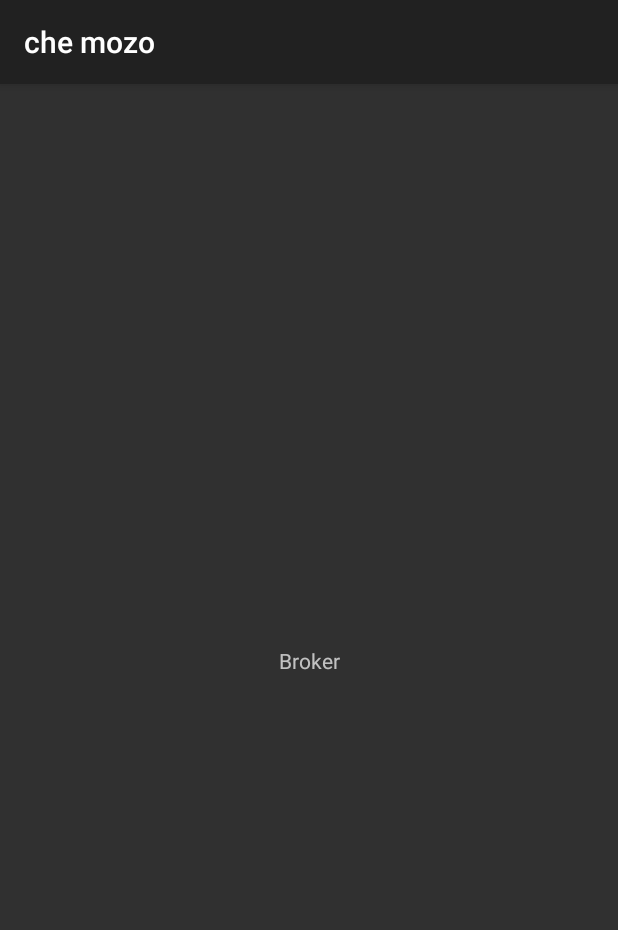
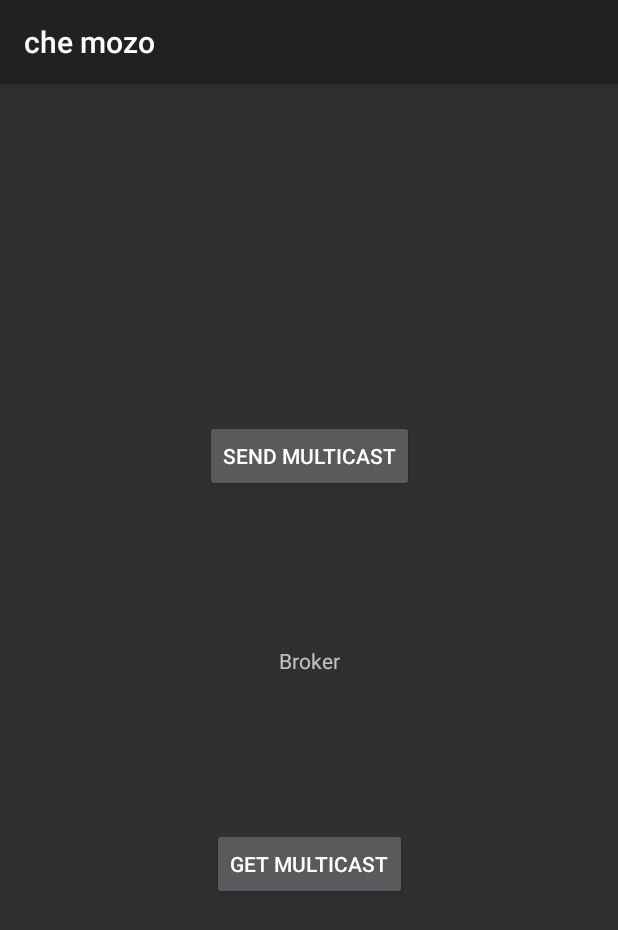
Before and after one commit to diegoginko/CheMozo, an Android app built with Jetpack Compose: the BrokerActivity screen opened directly, with no data from a screen before it, on a phone screen of 412 x 824 dp. Shown: the top 930 px of the screen. Run offline under Robolectric (Android 15) with nearby library versions, the phone set to English and light mode, and no system bars; our stand-ins replace data binding; libraries missing offline, so code that uses them is left out: mqtt.broker, mqtt.broker.interfaces, mqtt.packets, mqtt.packets.mqtt; 3 statements that could not run were skipped.

Commit message:
La ip se envia correctamente

```diff
--- a/App/androidApp/src/main/java/com/diegoginko/chemozo/android/utilidades/Multicast.kt
+++ b/App/androidApp/src/main/java/com/diegoginko/chemozo/android/utilidades/Multicast.kt
@@ -21,9 +21,9 @@ class Multicast {
                 if(!ipAdress.isNullOrEmpty()){
                     val buffer = ipAdress.encodeToByteArray()
 //                    val buffer = ByteArray(1000)
-                    val packet = DatagramPacket(buffer, buffer.size)
                     val group: InetAddress = InetAddress.getByName("239.1.1.234")
                     val s: MulticastSocket = MulticastSocket(7234)
+                    val packet = DatagramPacket(buffer, buffer.size,group,7234)
 
                     s.joinGroup(group)
                     s.soTimeout = 3000
--- a/App/androidApp/src/main/res/layout/activity_broker.xml
+++ b/App/androidApp/src/main/res/layout/activity_broker.xml
@@ -24,5 +24,27 @@
             app:layout_constraintEnd_toEndOf="parent"
             app:layout_constraintBottom_toBottomOf="parent"/>
 
+        <Button
+            android:id="@+id/btnSendMulticast"
+            android:layout_width="wrap_content"
+            android:layout_height="wrap_content"
+            android:text="Send Multicast"
+            android:onClick="@{() -> brokerViewModel.onSendMulticast()}"
+            app:layout_constraintTop_toTopOf="parent"
+            app:layout_constraintBottom_toTopOf="@id/btnGetMulticast"
+            app:layout_constraintStart_toStartOf="parent"
+            app:layout_constraintEnd_toEndOf="parent" />
+
+        <Button
+            android:id="@+id/btnGetMulticast"
+            android:layout_width="wrap_content"
+            android:layout_height="wrap_content"
+            android:text="Get Multicast"
+            android:onClick="@{() -> brokerViewModel.onGetMulticast()}"
+            app:layout_constraintTop_toBottomOf="@id/btnSendMulticast"
+            app:layout_constraintBottom_toBottomOf="parent"
+            app:layout_constraintStart_toStartOf="parent"
+            app:layout_constraintEnd_toEndOf="parent" />
+
     </androidx.constraintlayout.widget.ConstraintLayout>
 </layout>
```
Also changed, not shown: App/androidApp/src/main/java/com/diegoginko/chemozo/android/ui/broker/BrokerViewModel.kt (+26 -5 lines).
